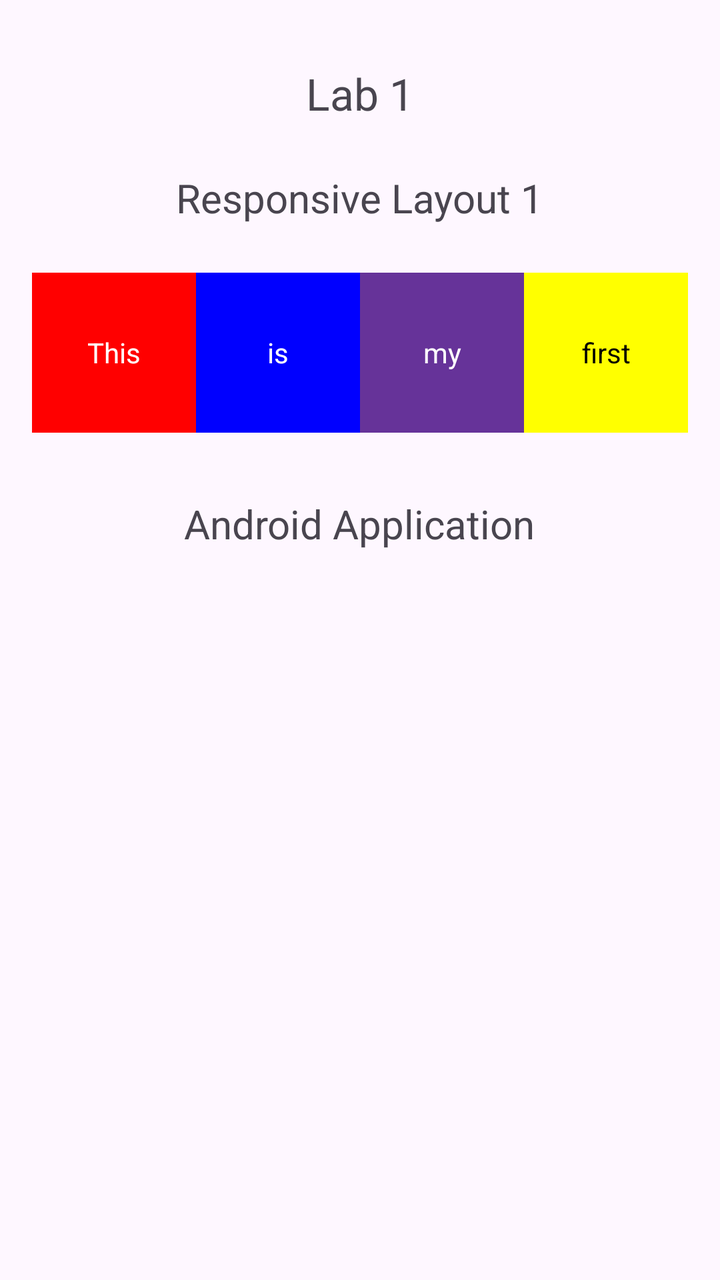
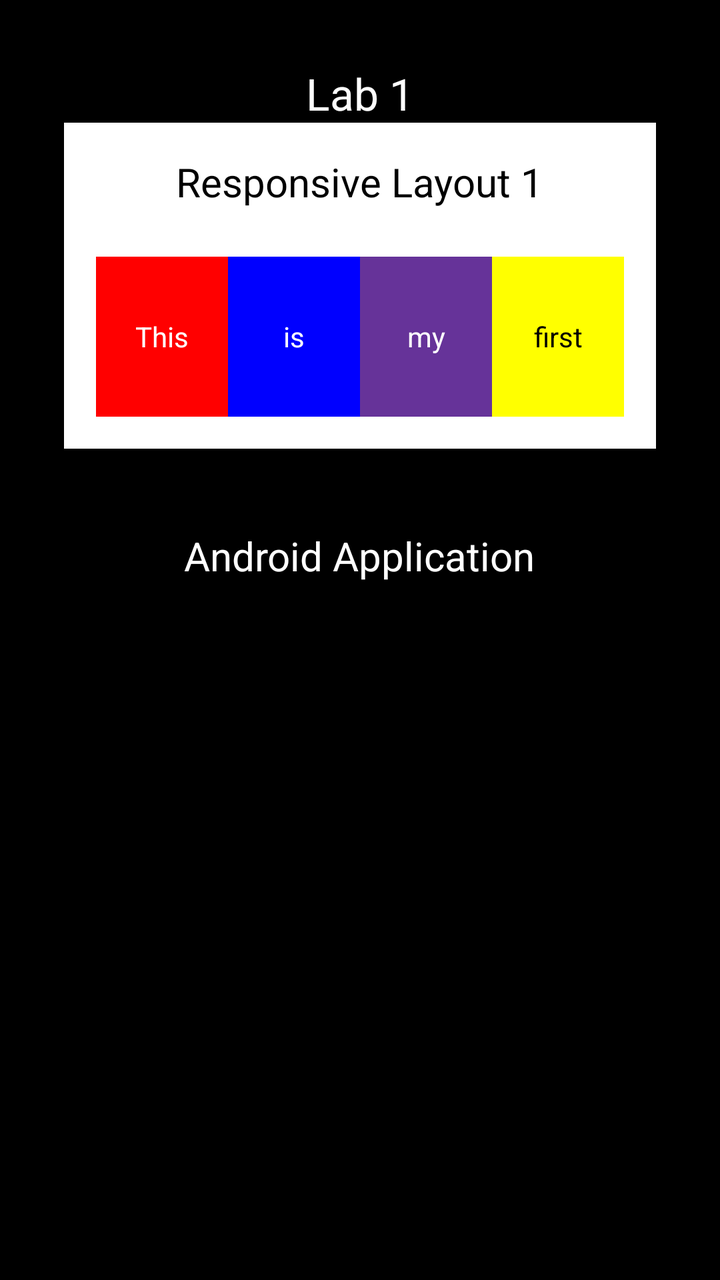

The first picture is an Android layout as it rendered before a commit; the second is the same layout after the commit. The layout source and the unified diff follow.
<!-- AndroidManifest.xml: application theme Theme.Part1_LinearLayout -->
<!-- res/layout/activity_main.xml -->
<?xml version="1.0" encoding="utf-8"?>
<LinearLayout xmlns:android="http://schemas.android.com/apk/res/android"
    android:layout_width="match_parent"
    android:layout_height="match_parent"
    android:orientation="vertical"
    android:gravity="center_horizontal"
    android:padding="16dp">

    <TextView
        android:layout_width="wrap_content"
        android:layout_height="wrap_content"
        android:text="Lab 1"
        android:textSize="22sp"
        android:layout_marginTop="16dp"/>

    <TextView
        android:layout_width="wrap_content"
        android:layout_height="wrap_content"
        android:text="Responsive Layout 1"
        android:textSize="20sp"
        android:layout_marginVertical="24dp"/>

    
    <LinearLayout
        android:layout_width="match_parent"
        android:layout_height="wrap_content"
        android:orientation="horizontal">

        <TextView
            android:layout_width="0dp"
            android:layout_height="80dp"
            android:layout_weight="1"
            android:background="#ff0000"
            android:text="This"
            android:gravity="center"
            android:textColor="#ffffff"/>

        <TextView
            android:layout_width="0dp"
            android:layout_height="80dp"
            android:layout_weight="1"
            android:background="#0000ff"
            android:text="is"
            android:gravity="center"
            android:textColor="#ffffff"/>

        <TextView
            android:layout_width="0dp"
            android:layout_height="80dp"
            android:layout_weight="1"
            android:background="#663399"
            android:text="my"
            android:gravity="center"
            android:textColor="#ffffff"/>

        <TextView
            android:layout_width="0dp"
            android:layout_height="80dp"
            android:layout_weight="1"
            android:background="#ffff00"
            android:text="first"
            android:gravity="center"
            android:textColor="#000000"/>
    </LinearLayout>

    <TextView
        android:layout_width="wrap_content"
        android:layout_height="wrap_content"
        android:text="Android Application"
        android:textSize="20sp"
        android:layout_marginVertical="32dp"/>


</LinearLayout>
<!-- resources referenced by this layout -->
<resources>
  <style name="Theme.Part1_LinearLayout" parent="Base.Theme.Part1_LinearLayout" />
  <style name="Base.Theme.Part1_LinearLayout" parent="Theme.Material3.DayNight.NoActionBar">
          
          
      </style>
</resources>

<!-- the commit's change to res/layout/activity_main.xml (unified diff, before → after) -->
@@ -3,72 +3,89 @@
     android:layout_width="match_parent"
     android:layout_height="match_parent"
     android:orientation="vertical"
-    android:gravity="center_horizontal"
-    android:padding="16dp">
+    android:background="#000000">
 
+    
     <TextView
         android:layout_width="wrap_content"
         android:layout_height="wrap_content"
         android:text="Lab 1"
         android:textSize="22sp"
-        android:layout_marginTop="16dp"/>
-
-    <TextView
-        android:layout_width="wrap_content"
-        android:layout_height="wrap_content"
-        android:text="Responsive Layout 1"
-        android:textSize="20sp"
-        android:layout_marginVertical="24dp"/>
+        android:textColor="#FFFFFF"
+        android:layout_gravity="center_horizontal"
+        android:layout_marginTop="32dp"/>
 
     
     <LinearLayout
         android:layout_width="match_parent"
         android:layout_height="wrap_content"
-        android:orientation="horizontal">
+        android:orientation="vertical"
+        android:background="#FFFFFF"
+        android:layout_marginHorizontal="32dp"
+        android:padding="16dp">
 
         <TextView
-            android:layout_width="0dp"
-            android:layout_height="80dp"
-            android:layout_weight="1"
-            android:background="#ff0000"
-            android:text="This"
-            android:gravity="center"
-            android:textColor="#ffffff"/>
+            android:layout_width="wrap_content"
+            android:layout_height="wrap_content"
+            android:text="Responsive Layout 1"
+            android:textSize="20sp"
+            android:textColor="#000000"
+            android:layout_gravity="center_horizontal"
+            android:layout_marginBottom="24dp"/>
 
-        <TextView
-            android:layout_width="0dp"
-            android:layout_height="80dp"
-            android:layout_weight="1"
-            android:background="#0000ff"
-            android:text="is"
-            android:gravity="center"
-            android:textColor="#ffffff"/>
+        
+        <LinearLayout
+            android:layout_width="match_parent"
+            android:layout_height="wrap_content"
+            android:orientation="horizontal">
 
-        <TextView
-            android:layout_width="0dp"
-            android:layout_height="80dp"
-            android:layout_weight="1"
-            android:background="#663399"
-            android:text="my"
-            android:gravity="center"
-            android:textColor="#ffffff"/>
+            <TextView
+                android:layout_width="0dp"
+                android:layout_height="80dp"
+                android:layout_weight="1"
+                android:background="#ff0000"
+                android:text="This"
+                android:gravity="center"
+                android:textColor="#ffffff"/>
 
-        <TextView
-            android:layout_width="0dp"
-            android:layout_height="80dp"
-            android:layout_weight="1"
-            android:background="#ffff00"
-            android:text="first"
-            android:gravity="center"
-            android:textColor="#000000"/>
+            <TextView
+                android:layout_width="0dp"
+                android:layout_height="80dp"
+                android:layout_weight="1"
+                android:background="#0000ff"
+                android:text="is"
+                android:gravity="center"
+                android:textColor="#ffffff"/>
+
+            <TextView
+                android:layout_width="0dp"
+                android:layout_height="80dp"
+                android:layout_weight="1"
+                android:background="#663399"
+                android:text="my"
+                android:gravity="center"
+                android:textColor="#ffffff"/>
+
+            <TextView
+                android:layout_width="0dp"
+                android:layout_height="80dp"
+                android:layout_weight="1"
+                android:background="#ffff00"
+                android:text="first"
+                android:gravity="center"
+                android:textColor="#000000"/>
+        </LinearLayout>
     </LinearLayout>
 
+    
     <TextView
         android:layout_width="wrap_content"
         android:layout_height="wrap_content"
         android:text="Android Application"
         android:textSize="20sp"
-        android:layout_marginVertical="32dp"/>
-
+        android:textColor="#FFFFFF"
+        android:layout_gravity="center_horizontal"
+        android:layout_marginTop="40dp"/>
+    
 
 </LinearLayout>
